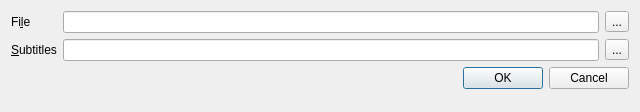
First picture: the form in src/openfiledialog.ui, repository mpc-qt/mpc-qt, before the edit.
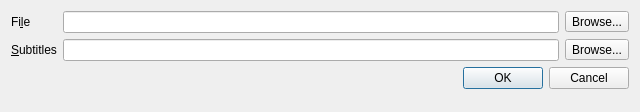
Second picture: the form after the edit.

Commit message:
Use "Browse..." string for all browse buttons
Some browse buttons were shown as "...", which isn't that descriptive.
There were also two instances of "Browse".

Using "..." instead of an ellipsis for the changes minimizes the number
of new strings to translate.

```diff
--- a/src/openfiledialog.ui
+++ b/src/openfiledialog.ui
@@ -32,7 +32,7 @@
      <item>
       <widget class="QToolButton" name="fileBrowse">
        <property name="text">
-        <string notr="true">...</string>
+        <string>Browse...</string>
        </property>
       </widget>
      </item>
@@ -56,7 +56,7 @@
      <item>
       <widget class="QToolButton" name="subsBrowse">
        <property name="text">
-        <string notr="true">...</string>
+        <string>Browse...</string>
        </property>
       </widget>
      </item>
```
The commit also changes 27 other files.
